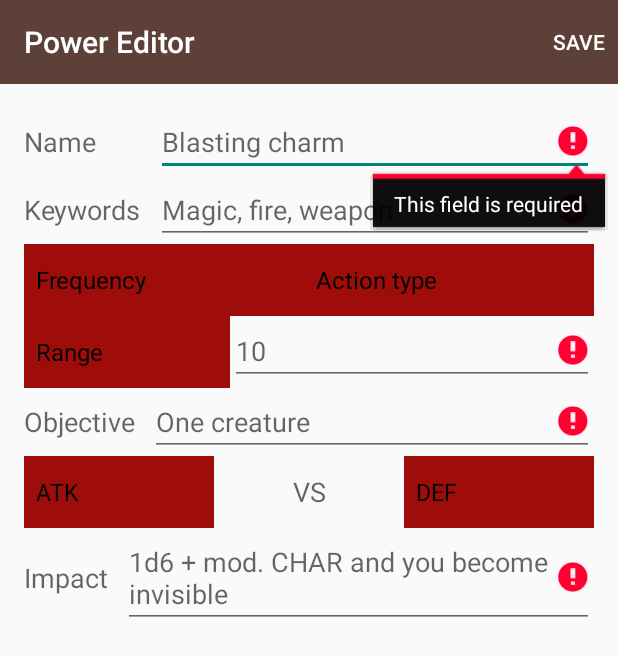
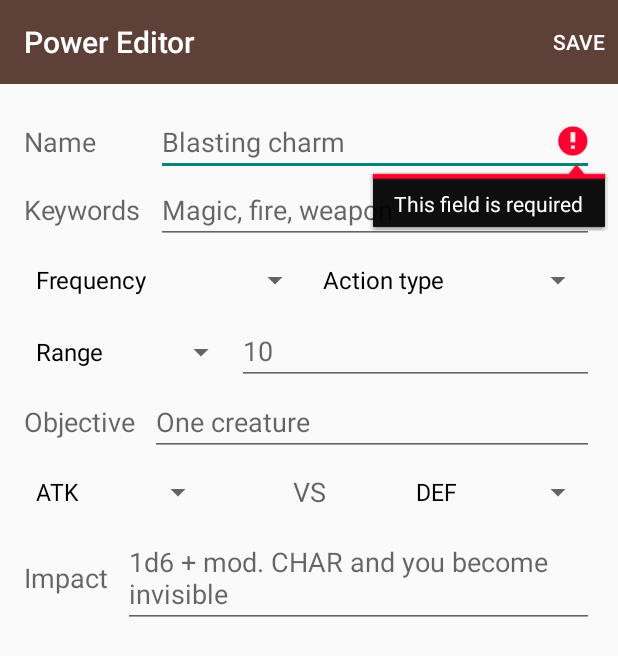
Before and after one commit to kauron/DungeonManager, an Android app: the PowerEditor screen opened directly, with no data from a screen before it, after a tap on "SAVE", on a phone screen of 412 x 824 dp. Shown: the top 656 px of the screen. Run offline under Robolectric (Android 15) with nearby library versions, the phone set to English and light mode, and no system bars; libraries missing offline, so code that uses them is left out: com.nispok.snackbar.

Commit message:
PowerEditor: made attack details optional and repeated attacks impossible

```diff
--- a/app/src/main/java/com/kauron/dungeonmanager/PowerEditor.java
+++ b/app/src/main/java/com/kauron/dungeonmanager/PowerEditor.java
@@ -3,7 +3,6 @@ package com.kauron.dungeonmanager;
 import android.app.AlertDialog;
 import android.content.DialogInterface;
 import android.content.SharedPreferences;
-import android.graphics.drawable.Drawable;
 import android.os.Bundle;
 import android.support.v7.app.ActionBarActivity;
 import android.support.v7.widget.Toolbar;
@@ -12,6 +11,9 @@ import android.view.MenuItem;
 import android.widget.ArrayAdapter;
 import android.widget.EditText;
 import android.widget.Spinner;
+
+import com.nispok.snackbar.Snackbar;
+import com.nispok.snackbar.SnackbarManager;
 
 
 public class PowerEditor extends ActionBarActivity {
@@ -25,23 +27,30 @@ public class PowerEditor extends ActionBarActivity {
     private String originalName;
     private int power;
     private SharedPreferences p;
-    private Drawable background;
+
+    private boolean changed;
 
     @Override
     public void onBackPressed() {
         AlertDialog.Builder alert = new AlertDialog.Builder(this);
-        alert.setTitle(R.string.sure);
+        alert.setTitle(R.string.save_changes);
         alert.setMessage(R.string.progress_lost);
 
         alert.setPositiveButton(R.string.yes, new DialogInterface.OnClickListener() {
             public void onClick(DialogInterface dialog, int whichButton) {
-                PowerEditor.super.onBackPressed();
+                save();
             }
         });
 
         alert.setNegativeButton(R.string.cancel, new DialogInterface.OnClickListener() {
             public void onClick(DialogInterface dialog, int whichButton) {
                 // Canceled.
+            }
+        });
+        alert.setNeutralButton(R.string.no, new DialogInterface.OnClickListener() {
+            @Override
+            public void onClick(DialogInterface dialogInterface, int i) {
+                PowerEditor.super.onBackPressed();
             }
         });
 
@@ -57,6 +66,8 @@ public class PowerEditor extends ActionBarActivity {
         Toolbar toolbar = (Toolbar) findViewById(R.id.toolbar);
         setSupportActionBar(toolbar);
         getSupportActionBar().setDefaultDisplayHomeAsUpEnabled(true);
+
+        changed = false;
 
         power = getIntent().getIntExtra("power", -1);
 
@@ -111,8 +122,6 @@ public class PowerEditor extends ActionBarActivity {
                         Power.ACTIONS
                 )
         );
-        background = spinners[0].getBackground();
-
 
         if (power != -1) {
             SharedPreferences powerPrefs = getSharedPreferences(p.getString("power" + power, ""), MODE_PRIVATE);
@@ -123,41 +132,37 @@ public class PowerEditor extends ActionBarActivity {
             originalName = edits[0].getText().toString();
         }
 
+        //TODO: detect changes in edits and spinners
+//        for (int i = 0; i < edits.length; i++) {
+//            edits[i].;
+//        }
+
     }
 
     public void save() {
-        boolean readyToSave = true;
+        for (int i = 0; i < strings.length; i++)
+            strings[i] = edits[i].getText().toString();
+        for (int i = 0; i < spinners.length; i++)
+            ints[i] = spinners[i].getSelectedItemPosition();
 
-        for ( int i = 0; i < edits.length; i++ ) {
-            String s = edits[i].getText().toString().trim();
-            if (s.length() == 0) {
-                edits[i].setError(getString(R.string.required));
-                readyToSave = false;
-            } else {
-                strings[i] = s;
-            }
+        if (strings[0].length() == 0) {
+            edits[0].setError(getString(R.string.required));
+            return;
         }
 
-        for ( int i = 0; i < spinners.length; i++) {
-            int n = spinners[i].getSelectedItemPosition();
-            if ( n == 0) {
-                spinners[i].setBackgroundColor(getResources().getColor(R.color.red));
-                readyToSave = false;
-                //TODO: TEST THIS remove the color when the user has made a choice
-            } else {
-                spinners[i].setBackground(background);
-                ints[i] = n;
-            }
-        }
-
-        if ( readyToSave ) {
         int powers = p.getInt("powers", 0);
 
         String saveName;
         if ( originalName == null ) {
             saveName = strings[0];
             for (int i = 0; i < powers; i++) {
-                    if (p.getString("power" + power, "").equals(saveName)) saveName += "2";
+                if (p.getString("power" + power, "").equals(saveName)) {
+                    SnackbarManager.show(Snackbar
+                            .with(this)
+                            .text(R.string.power_same_name)
+                            .duration(Snackbar.SnackbarDuration.LENGTH_INDEFINITE));
+                    return;
+                }
             }
             p.edit().putString("power" + powers, saveName)
                     .putInt("powers", powers + 1)
@@ -169,13 +174,13 @@ public class PowerEditor extends ActionBarActivity {
         SharedPreferences.Editor ed = getSharedPreferences( saveName, MODE_PRIVATE).edit();
 
         for (int i = 0; i < strings.length; i++)
+            if (!strings[i].isEmpty())
                 ed.putString("s" + i, strings[i]);
         for (int i = 0; i < ints.length; i++)
             ed.putInt("i" + i, ints[i]);
         ed.apply();
 
         finish();
-        }
 }
 
     @Override
--- a/app/src/main/res/values/strings.xml
+++ b/app/src/main/res/values/strings.xml
@@ -200,7 +200,7 @@
     <string name="hello_world">Hello world!</string>
 
     <string name="action_settings">Settings</string>
-    <string name="progress_lost">Your changes will be lost</string>
+    <string name="progress_lost">Your changes will be lost otherwise</string>
     <string name="yes">Yes</string>
     <string name="add_new_player">Add a new adventurer</string>
     <string name="add_existing_player">Add an existing adventurer</string>
@@ -208,5 +208,8 @@
     <string name="paste_here">Paste here</string>
     <string name="import_confirmation">Import</string>
     <string name="attack">Attack</string>
+    <string name="save_changes">Save changes?</string>
+    <string name="no">No</string>
+    <string name="power_same_name">Can\'t be saved. Another power already has that name.</string>
 
 </resources>
```
Also changed, not shown: 1 other file. Lines whose indentation alone changed are shown as unchanged.
